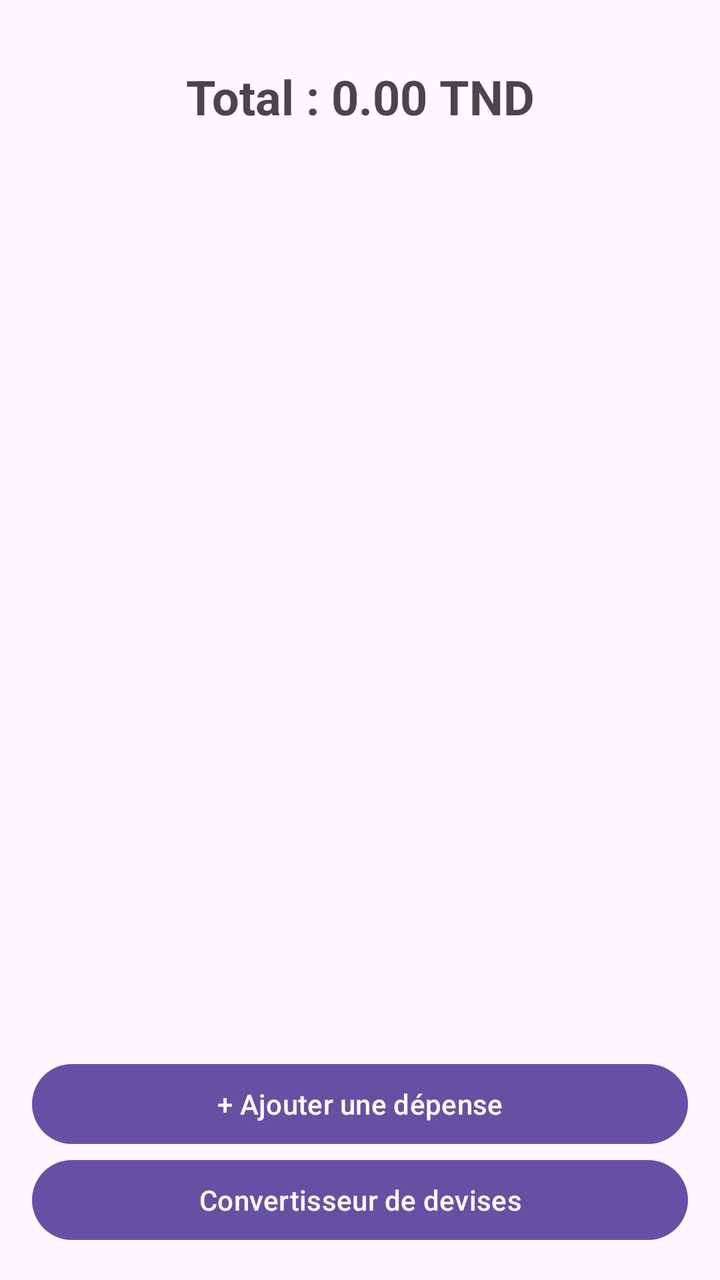
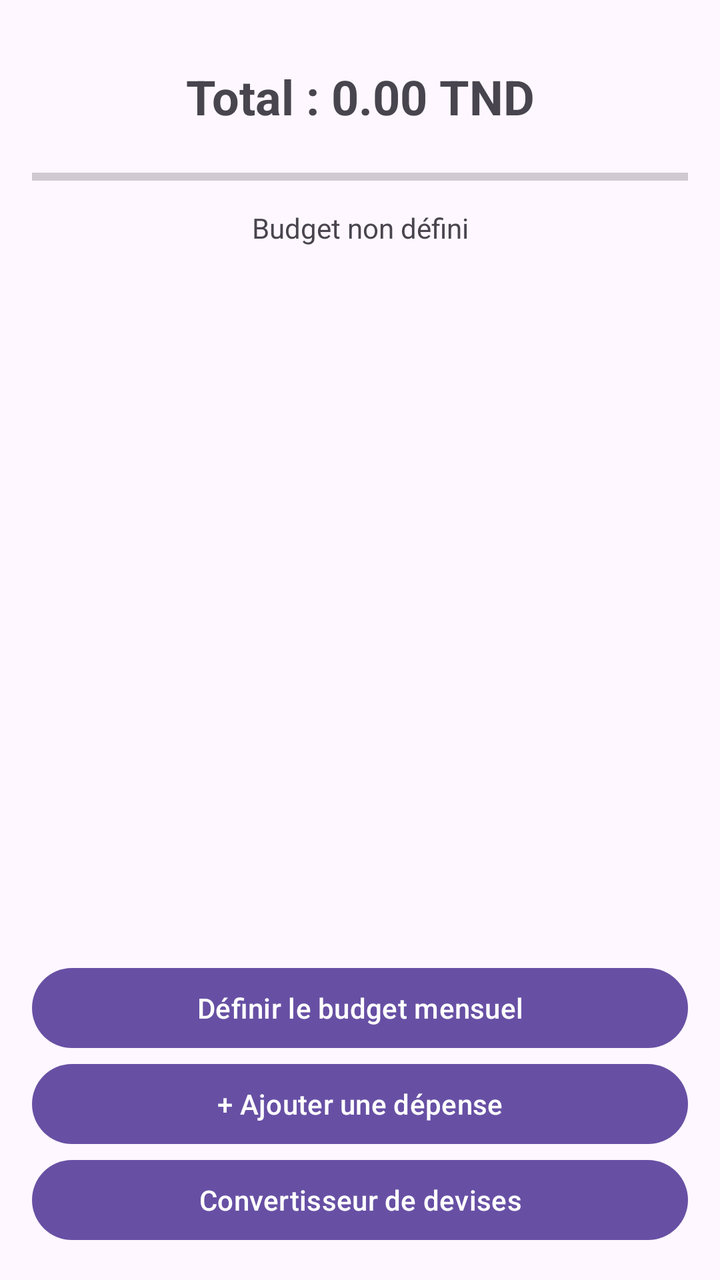

Two renders of the same Android screen: before a commit and after it. Below are the layout's source before the change and the commit's diff.
<!-- AndroidManifest.xml: application theme Theme.BudgetEtudiant -->
<!-- res/layout/activity_main.xml -->
<?xml version="1.0" encoding="utf-8"?>
<LinearLayout xmlns:android="http://schemas.android.com/apk/res/android"
    android:id="@+id/main"
    android:layout_width="match_parent"
    android:layout_height="match_parent"
    android:orientation="vertical"
    android:padding="16dp">

    <TextView
        android:id="@+id/tvTotal"
        android:layout_width="match_parent"
        android:layout_height="wrap_content"
        android:text="Total : 0.00 TND"
        android:textSize="24sp"
        android:textStyle="bold"
        android:gravity="center"
        android:padding="16dp" />

    <ListView
        android:id="@+id/listExpenses"
        android:layout_width="match_parent"
        android:layout_height="0dp"
        android:layout_weight="1" />

    <Button
        android:id="@+id/btnAdd"
        android:layout_width="match_parent"
        android:layout_height="wrap_content"
        android:text="+ Ajouter une dépense" />

    <Button
        android:id="@+id/btnConverter"
        android:layout_width="match_parent"
        android:layout_height="wrap_content"
        android:text="Convertisseur de devises" />
</LinearLayout>
<!-- resources referenced by this layout -->
<resources>
  <style name="Theme.BudgetEtudiant" parent="Base.Theme.BudgetEtudiant" />
  <style name="Base.Theme.BudgetEtudiant" parent="Theme.Material3.DayNight.NoActionBar">
          
          
      </style>
</resources>

<!-- the commit's change to res/layout/activity_main.xml (unified diff, before → after) -->
@@ -16,11 +16,33 @@
         android:gravity="center"
         android:padding="16dp" />
 
+    <ProgressBar
+        android:id="@+id/progressBudget"
+        style="?android:attr/progressBarStyleHorizontal"
+        android:layout_width="match_parent"
+        android:layout_height="wrap_content"
+        android:max="100"
+        android:progress="0" />
+
+    <TextView
+        android:id="@+id/tvBudget"
+        android:layout_width="match_parent"
+        android:layout_height="wrap_content"
+        android:text="Budget non défini"
+        android:gravity="center"
+        android:padding="8dp" />
+
     <ListView
         android:id="@+id/listExpenses"
         android:layout_width="match_parent"
         android:layout_height="0dp"
         android:layout_weight="1" />
+
+    <Button
+        android:id="@+id/btnBudget"
+        android:layout_width="match_parent"
+        android:layout_height="wrap_content"
+        android:text="Définir le budget mensuel" />
 
     <Button
         android:id="@+id/btnAdd"
